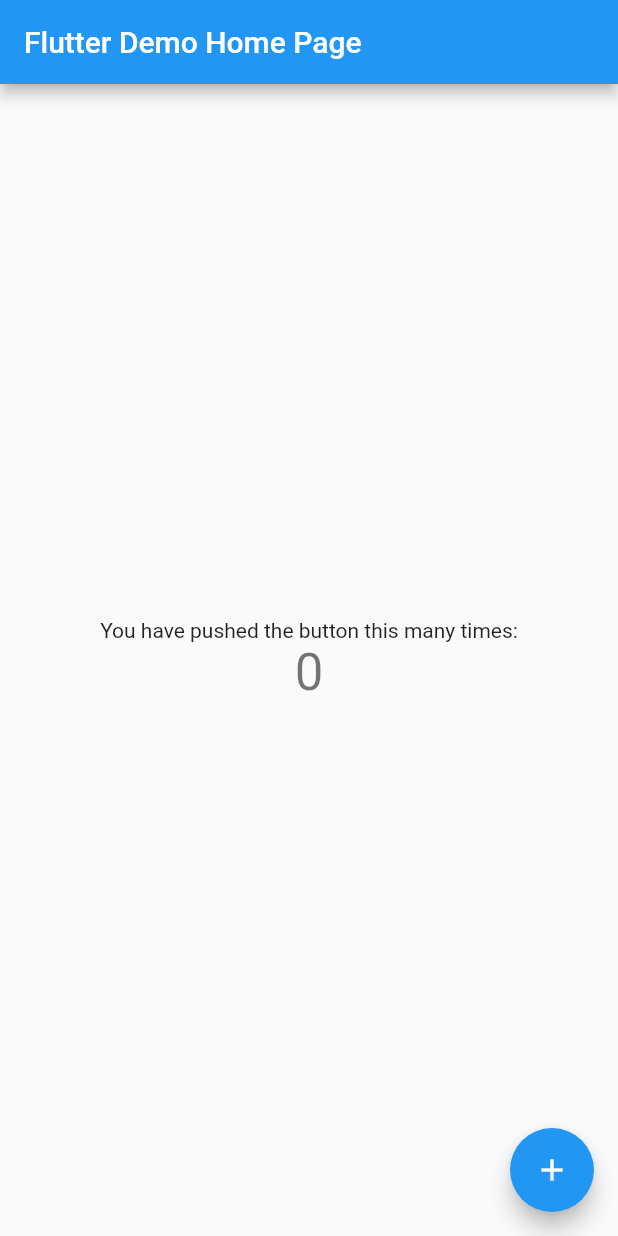
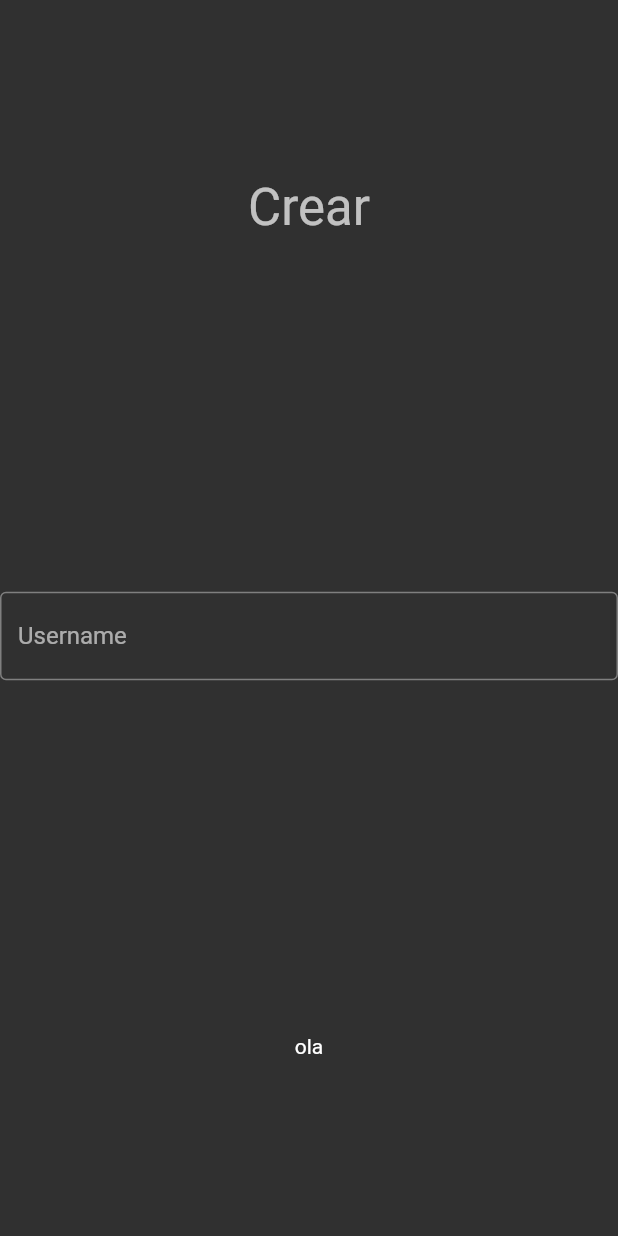
Before and after one commit to juanpurpp/Valpers-Mobile, a Flutter app: the screen it shows after launch, on a phone screen of 412 x 824 dp. Run offline on Flutter 3.47's test engine with Material 2 defaults, Android fonts, the light colour scheme and no system bars.

Commit message:
inicio de vista crear

```diff
--- a/lib/main.dart
+++ b/lib/main.dart
@@ -1,4 +1,5 @@
 import 'package:flutter/material.dart';
+
 
 void main() {
   runApp(const MyApp());
@@ -11,36 +12,18 @@
   @override
   Widget build(BuildContext context) {
     return MaterialApp(
-      title: 'Flutter Demo',
+      title: 'Valpers',
       theme: ThemeData(
-        // This is the theme of your application.
-        //
-        // Try running your application with "flutter run". You'll see the
-        // application has a blue toolbar. Then, without quitting the app, try
-        // changing the primarySwatch below to Colors.green and then invoke
-        // "hot reload" (press "r" in the console where you ran "flutter run",
-        // or simply save your changes to "hot reload" in a Flutter IDE).
-        // Notice that the counter didn't reset back to zero; the application
-        // is not restarted.
-        primarySwatch: Colors.blue,
+        brightness: Brightness.dark,    //tema oscuro y color secundario rojo
+        primarySwatch: Colors.red,
       ),
-      home: const MyHomePage(title: 'Flutter Demo Home Page'),
+      home: const MyHomePage(title: 'Valpers.gg'),
     );
   }
 }
 
 class MyHomePage extends StatefulWidget {
   const MyHomePage({super.key, required this.title});
-
-  // This widget is the home page of your application. It is stateful, meaning
-  // that it has a State object (defined below) that contains fields that affect
-  // how it looks.
-
-  // This class is the configuration for the state. It holds the values (in this
-  // case the title) provided by the parent (in this case the App widget) and
-  // used by the build method of the State. Fields in a Widget subclass are
-  // always marked "final".
-
   final String title;
 
   @override
@@ -48,36 +31,10 @@
 }
 
 class _MyHomePageState extends State<MyHomePage> {
-  int _counter = 0;
-
-  void _incrementCounter() {
-    setState(() {
-      // This call to setState tells the Flutter framework that something has
-      // changed in this State, which causes it to rerun the build method below
-      // so that the display can reflect the updated values. If we changed
-      // _counter without calling setState(), then the build method would not be
-      // called again, and so nothing would appear to happen.
-      _counter++;
-    });
-  }
-
   @override
   Widget build(BuildContext context) {
-    // This method is rerun every time setState is called, for instance as done
-    // by the _incrementCounter method above.
-    //
-    // The Flutter framework has been optimized to make rerunning build methods
-    // fast, so that you can just rebuild anything that needs updating rather
-    // than having to individually change instances of widgets.
     return Scaffold(
-      appBar: AppBar(
-        // Here we take the value from the MyHomePage object that was created by
-        // the App.build method, and use it to set our appbar title.
-        title: Text(widget.title),
-      ),
       body: Center(
-        // Center is a layout widget. It takes a single child and positions it
-        // in the middle of the parent.
         child: Column(
           // Column is also a layout widget. It takes a list of children and
           // arranges them vertically. By default, it sizes itself to fit its
@@ -93,23 +50,27 @@
           // center the children vertically; the main axis here is the vertical
           // axis because Columns are vertical (the cross axis would be
           // horizontal).
-          mainAxisAlignment: MainAxisAlignment.center,
+          mainAxisAlignment: MainAxisAlignment.spaceAround,
           children: <Widget>[
-            const Text(
-              'You have pushed the button this many times:',
-            ),
             Text(
-              '$_counter',
+              'Crear',
               style: Theme.of(context).textTheme.headline4,
             ),
+            const TextField(
+              decoration: InputDecoration(
+              border: OutlineInputBorder(),
+              hintText: 'Username',
+              ),
+            ),
+
+            const Text(
+              'ola',
+            ),
           ],
+
         ),
       ),
-      floatingActionButton: FloatingActionButton(
-        onPressed: _incrementCounter,
-        tooltip: 'Increment',
-        child: const Icon(Icons.add),
-      ), // This trailing comma makes auto-formatting nicer for build methods.
     );
   }
+
 }
```
